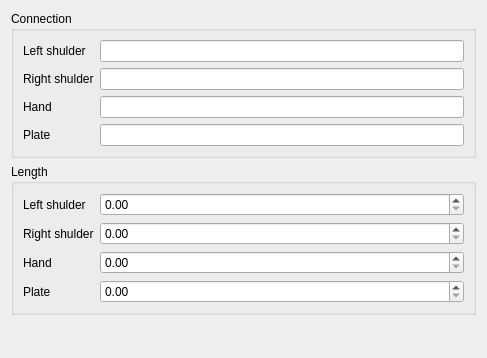
Qt form source/wnd/ui/deltapref.ui (ww4u/megarobostudio) before a commit.
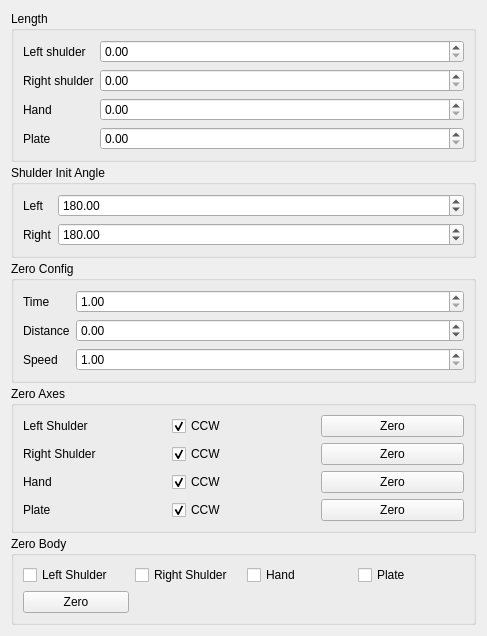
The same form after that commit.

The edit to the form file:
```diff
--- a/source/wnd/ui/deltapref.ui
+++ b/source/wnd/ui/deltapref.ui
@@ -7,62 +7,16 @@
     <x>0</x>
     <y>0</y>
     <width>487</width>
-    <height>358</height>
+    <height>590</height>
    </rect>
   </property>
   <property name="windowTitle">
    <string>Form</string>
   </property>
   <layout class="QVBoxLayout" name="verticalLayout">
-   <item>
-    <widget class="QGroupBox" name="groupBox_2">
-     <property name="title">
-      <string>Connection</string>
-     </property>
-     <layout class="QFormLayout" name="formLayout_2">
-      <item row="0" column="0">
-       <widget class="QLabel" name="label_5">
-        <property name="text">
-         <string>Left shulder</string>
-        </property>
-       </widget>
-      </item>
-      <item row="0" column="1">
-       <widget class="QLineEdit" name="lineEdit"/>
-      </item>
-      <item row="1" column="0">
-       <widget class="QLabel" name="label_6">
-        <property name="text">
-         <string>Right shulder</string>
-        </property>
-       </widget>
-      </item>
-      <item row="1" column="1">
-       <widget class="QLineEdit" name="lineEdit_2"/>
-      </item>
-      <item row="2" column="0">
-       <widget class="QLabel" name="label_7">
-        <property name="text">
-         <string>Hand</string>
-        </property>
-       </widget>
-      </item>
-      <item row="2" column="1">
-       <widget class="QLineEdit" name="lineEdit_3"/>
-      </item>
-      <item row="3" column="0">
-       <widget class="QLabel" name="label_8">
-        <property name="text">
-         <string>Plate</string>
-        </property>
-       </widget>
-      </item>
-      <item row="3" column="1">
-       <widget class="QLineEdit" name="lineEdit_4"/>
-      </item>
-     </layout>
-    </widget>
-   </item>
+   <property name="spacing">
+    <number>3</number>
+   </property>
    <item>
     <widget class="QGroupBox" name="groupBox">
      <property name="title">
@@ -112,6 +66,255 @@
      </layout>
     </widget>
    </item>
+   <item>
+    <widget class="QGroupBox" name="groupBox_4">
+     <property name="title">
+      <string>Shulder Init Angle</string>
+     </property>
+     <layout class="QFormLayout" name="formLayout_3">
+      <item row="0" column="0">
+       <widget class="QLabel" name="label_6">
+        <property name="text">
+         <string>Left </string>
+        </property>
+       </widget>
+      </item>
+      <item row="0" column="1">
+       <widget class="QDoubleSpinBox" name="spinAngleLS">
+        <property name="maximum">
+         <double>360.000000000000000</double>
+        </property>
+        <property name="value">
+         <double>180.000000000000000</double>
+        </property>
+       </widget>
+      </item>
+      <item row="1" column="0">
+       <widget class="QLabel" name="label_13">
+        <property name="text">
+         <string>Right</string>
+        </property>
+       </widget>
+      </item>
+      <item row="1" column="1">
+       <widget class="QDoubleSpinBox" name="spinAngleRS">
+        <property name="maximum">
+         <double>360.000000000000000</double>
+        </property>
+        <property name="value">
+         <double>180.000000000000000</double>
+        </property>
+       </widget>
+      </item>
+     </layout>
+    </widget>
+   </item>
+   <item>
+    <widget class="QGroupBox" name="groupBox_7">
+     <property name="title">
+      <string>Zero Config</string>
+     </property>
+     <layout class="QFormLayout" name="formLayout_2">
+      <item row="1" column="0">
+       <widget class="QLabel" name="label_7">
+        <property name="text">
+         <string>Time</string>
+        </property>
+       </widget>
+      </item>
+      <item row="1" column="1">
+       <widget class="QDoubleSpinBox" name="spinZeroTime">
+        <property name="minimum">
+         <double>1.000000000000000</double>
+        </property>
+       </widget>
+      </item>
+      <item row="2" column="0">
+       <widget class="QLabel" name="label_9">
+        <property name="text">
+         <string>Distance</string>
+        </property>
+       </widget>
+      </item>
+      <item row="2" column="1">
+       <widget class="QDoubleSpinBox" name="spinZeroAngle">
+        <property name="minimum">
+         <double>-360.000000000000000</double>
+        </property>
+        <property name="maximum">
+         <double>360.000000000000000</double>
+        </property>
+       </widget>
+      </item>
+      <item row="3" column="0">
+       <widget class="QLabel" name="label_8">
+        <property name="text">
+         <string>Speed</string>
+        </property>
+       </widget>
+      </item>
+      <item row="3" column="1">
+       <widget class="QDoubleSpinBox" name="spinZeroSpeed">
+        <property name="minimum">
+         <double>1.000000000000000</double>
+        </property>
+        <property name="maximum">
+         <double>10.000000000000000</double>
+        </property>
+       </widget>
+      </item>
+     </layout>
+    </widget>
+   </item>
+   <item>
+    <widget class="QGroupBox" name="groupBox_3">
+     <property name="title">
+      <string>Zero Axes</string>
+     </property>
+     <layout class="QGridLayout" name="gridLayout">
+      <item row="2" column="1">
+       <widget class="QCheckBox" name="chkHandCcw">
+        <property name="text">
+         <string>CCW</string>
+        </property>
+        <property name="checked">
+         <bool>true</bool>
+        </property>
+       </widget>
+      </item>
+      <item row="3" column="0">
+       <widget class="QLabel" name="label_10">
+        <property name="text">
+         <string>Plate</string>
+        </property>
+       </widget>
+      </item>
+      <item row="0" column="1">
+       <widget class="QCheckBox" name="chkLSCcw">
+        <property name="text">
+         <string>CCW</string>
+        </property>
+        <property name="checked">
+         <bool>true</bool>
+        </property>
+       </widget>
+      </item>
+      <item row="2" column="0">
+       <widget class="QLabel" name="label_12">
+        <property name="text">
+         <string>Hand</string>
+        </property>
+       </widget>
+      </item>
+      <item row="1" column="0">
+       <widget class="QLabel" name="label_11">
+        <property name="text">
+         <string>Right Shulder</string>
+        </property>
+       </widget>
+      </item>
+      <item row="0" column="2">
+       <widget class="QPushButton" name="btnZeroLS">
+        <property name="text">
+         <string>Zero</string>
+        </property>
+       </widget>
+      </item>
+      <item row="2" column="2">
+       <widget class="QPushButton" name="btnZeroHand">
+        <property name="text">
+         <string>Zero</string>
+        </property>
+       </widget>
+      </item>
+      <item row="1" column="2">
+       <widget class="QPushButton" name="btnZeroRS">
+        <property name="text">
+         <string>Zero</string>
+        </property>
+       </widget>
+      </item>
+      <item row="3" column="2">
+       <widget class="QPushButton" name="btnZeroPlate">
+        <property name="text">
+         <string>Zero</string>
+        </property>
+       </widget>
+      </item>
+      <item row="0" column="0">
+       <widget class="QLabel" name="label_5">
+        <property name="text">
+         <string>Left Shulder</string>
+        </property>
+       </widget>
+      </item>
+      <item row="1" column="1">
+       <widget class="QCheckBox" name="chkRSCcw">
+        <property name="text">
+         <string>CCW</string>
+        </property>
+        <property name="checked">
+         <bool>true</bool>
+        </property>
+       </widget>
+      </item>
+      <item row="3" column="1">
+       <widget class="QCheckBox" name="chkPlateCcw">
+        <property name="text">
+         <string>CCW</string>
+        </property>
+        <property name="checked">
+         <bool>true</bool>
+        </property>
+       </widget>
+      </item>
+     </layout>
+    </widget>
+   </item>
+   <item>
+    <widget class="QGroupBox" name="groupBox_2">
+     <property name="title">
+      <string>Zero Body</string>
+     </property>
+     <layout class="QGridLayout" name="gridLayout_2">
+      <item row="0" column="0">
+       <widget class="QCheckBox" name="chkLSBody">
+        <property name="text">
+         <string>Left Shulder</string>
+        </property>
+       </widget>
+      </item>
+      <item row="0" column="2">
+       <widget class="QCheckBox" name="chkHandBody">
+        <property name="text">
+         <string>Hand</string>
+        </property>
+       </widget>
+      </item>
+      <item row="0" column="1">
+       <widget class="QCheckBox" name="chkRSBody">
+        <property name="text">
+         <string>Right Shulder</string>
+        </property>
+       </widget>
+      </item>
+      <item row="0" column="3">
+       <widget class="QCheckBox" name="chkPlateBody">
+        <property name="text">
+         <string>Plate</string>
+        </property>
+       </widget>
+      </item>
+      <item row="1" column="0">
+       <widget class="QPushButton" name="btnZeroBody">
+        <property name="text">
+         <string>Zero</string>
+        </property>
+       </widget>
+      </item>
+     </layout>
+    </widget>
+   </item>
    <item>
     <spacer name="verticalSpacer">
      <property name="orientation">
```
